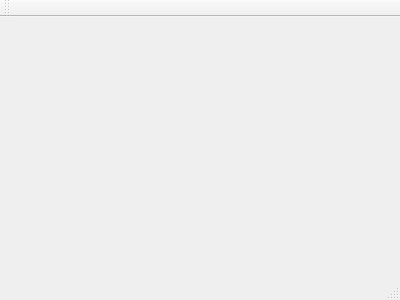
Ryan-yw/single_motor, file src/mainwindow.ui: the form before one commit.
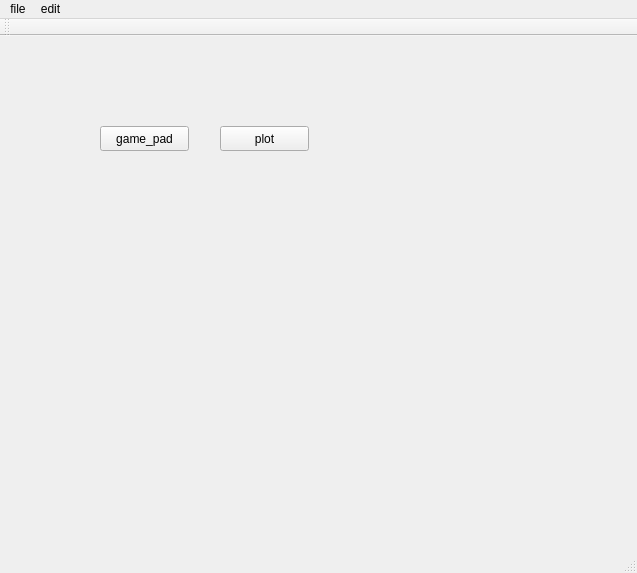
The form after the commit.

What changed in the file:
```diff
--- a/src/mainwindow.ui
+++ b/src/mainwindow.ui
@@ -6,23 +6,66 @@
    <rect>
     <x>0</x>
     <y>0</y>
-    <width>400</width>
-    <height>300</height>
+    <width>637</width>
+    <height>573</height>
    </rect>
   </property>
   <property name="windowTitle">
    <string>Axis Tags Example</string>
   </property>
-  <widget class="QWidget" name="centralWidget"/>
+  <widget class="QWidget" name="centralWidget">
+   <widget class="QPushButton" name="game_pad_btn">
+    <property name="geometry">
+     <rect>
+      <x>100</x>
+      <y>90</y>
+      <width>89</width>
+      <height>25</height>
+     </rect>
+    </property>
+    <property name="text">
+     <string>game_pad</string>
+    </property>
+   </widget>
+   <widget class="QPushButton" name="plot_btn">
+    <property name="geometry">
+     <rect>
+      <x>220</x>
+      <y>90</y>
+      <width>89</width>
+      <height>25</height>
+     </rect>
+    </property>
+    <property name="text">
+     <string>plot</string>
+    </property>
+   </widget>
+  </widget>
   <widget class="QMenuBar" name="menuBar">
    <property name="geometry">
     <rect>
      <x>0</x>
      <y>0</y>
-     <width>400</width>
+     <width>637</width>
      <height>22</height>
     </rect>
    </property>
+   <widget class="QMenu" name="menustart">
+    <property name="title">
+     <string>file</string>
+    </property>
+    <addaction name="separator"/>
+    <addaction name="separator"/>
+    <addaction name="actionopen"/>
+    <addaction name="actionclose"/>
+   </widget>
+   <widget class="QMenu" name="menuedit">
+    <property name="title">
+     <string>edit</string>
+    </property>
+   </widget>
+   <addaction name="menustart"/>
+   <addaction name="menuedit"/>
   </widget>
   <widget class="QToolBar" name="mainToolBar">
    <attribute name="toolBarArea">
```
Left out of the diff: 10 changed lines with no effect on the pictures.
